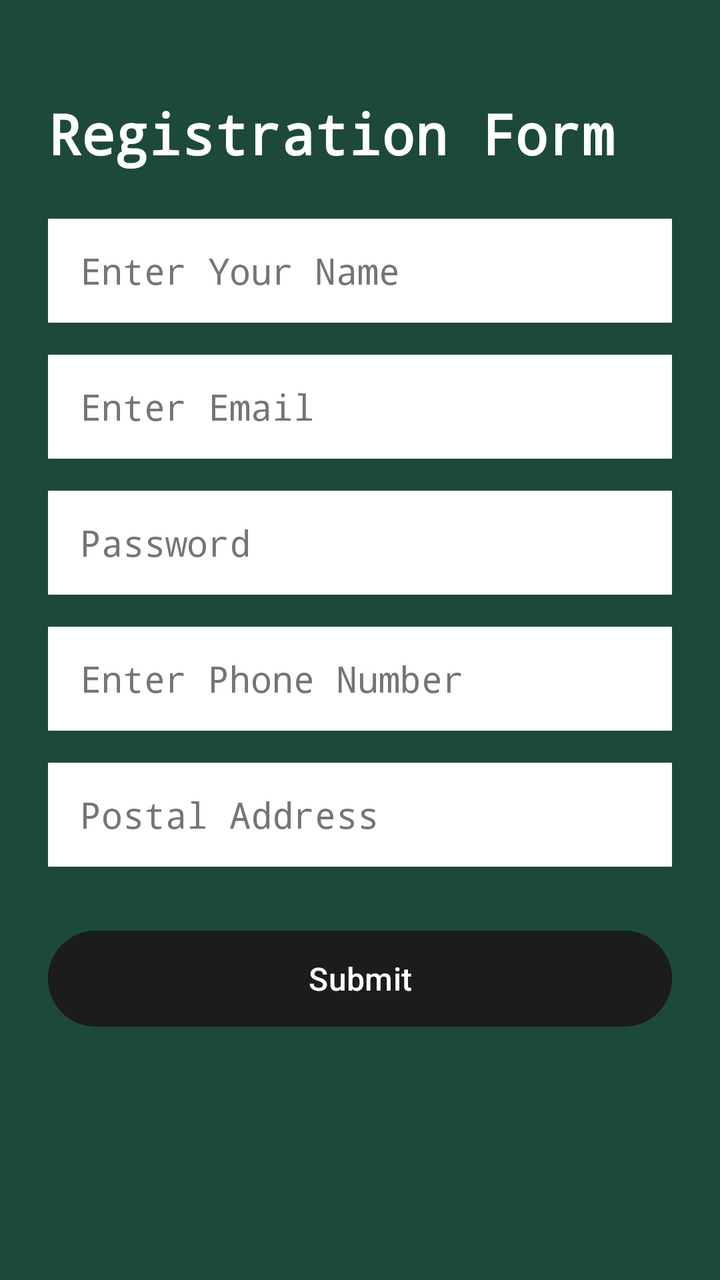
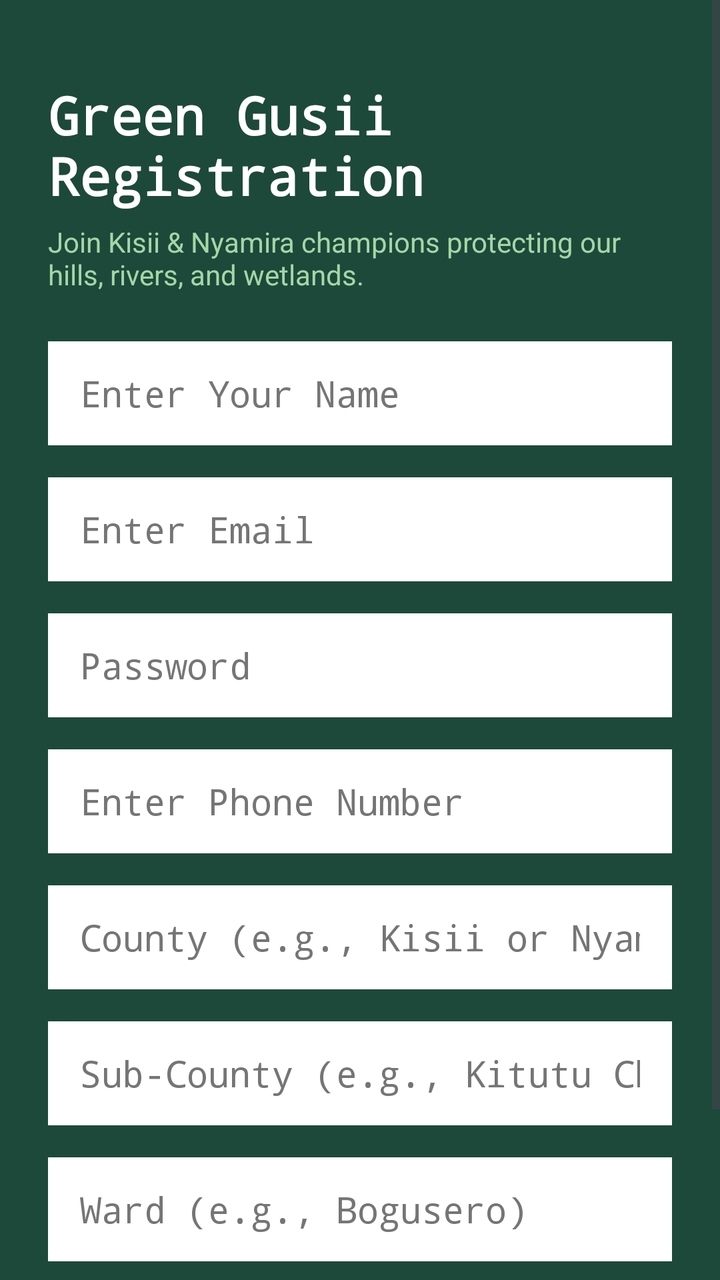

The first picture is an Android layout as it rendered before a commit; the second is the same layout after the commit. The layout source and the unified diff follow.
<!-- AndroidManifest.xml: application theme Theme.MyApplication -->
<!-- res/layout/activity_main.xml -->
<?xml version="1.0" encoding="utf-8"?>
<ScrollView xmlns:android="http://schemas.android.com/apk/res/android"
    xmlns:app="http://schemas.android.com/apk/res-auto"
    xmlns:tools="http://schemas.android.com/tools"
    android:layout_width="match_parent"
    android:layout_height="match_parent"
    android:background="#1D493A"
    android:fillViewport="true"
    tools:context=".MainActivity">

    <androidx.constraintlayout.widget.ConstraintLayout
        android:id="@+id/main"
        android:layout_width="match_parent"
        android:layout_height="wrap_content"
        android:background="#1D493A"
        android:padding="24dp">

        <TextView
            android:id="@+id/formTitle"
            android:layout_width="0dp"
            android:layout_height="wrap_content"
            android:layout_marginTop="24dp"
            android:fontFamily="monospace"
            android:text="Registration Form"
            android:textColor="#FFFFFF"
            android:textSize="28sp"
            android:textStyle="bold"
            app:layout_constraintEnd_toEndOf="parent"
            app:layout_constraintStart_toStartOf="parent"
            app:layout_constraintTop_toTopOf="parent" />

        <EditText
            android:id="@+id/editTextText"
            android:layout_width="0dp"
            android:layout_height="52dp"
            android:layout_marginTop="24dp"
            android:background="#FFFFFF"
            android:fontFamily="monospace"
            android:hint="Enter Your Name"
            android:imeOptions="actionNext"
            android:inputType="textPersonName|textCapWords"
            android:paddingLeft="16dp"
            android:paddingRight="16dp"
            android:textColor="#1A1C1E"
            android:textColorHint="#757575"
            app:layout_constraintEnd_toEndOf="parent"
            app:layout_constraintStart_toStartOf="parent"
            app:layout_constraintTop_toBottomOf="@+id/formTitle" />

        <EditText
            android:id="@+id/editTextTextEmailAddress2"
            android:layout_width="0dp"
            android:layout_height="52dp"
            android:layout_marginTop="16dp"
            android:background="#FFFFFF"
            android:fontFamily="monospace"
            android:hint="Enter Email"
            android:imeOptions="actionNext"
            android:inputType="textEmailAddress"
            android:paddingLeft="16dp"
            android:paddingRight="16dp"
            android:textColor="#1A1C1E"
            android:textColorHint="#757575"
            app:layout_constraintEnd_toEndOf="parent"
            app:layout_constraintStart_toStartOf="parent"
            app:layout_constraintTop_toBottomOf="@+id/editTextText" />

        <EditText
            android:id="@+id/editTextTextPassword4"
            android:layout_width="0dp"
            android:layout_height="52dp"
            android:layout_marginTop="16dp"
            android:background="#FFFFFF"
            android:fontFamily="monospace"
            android:hint="Password"
            android:imeOptions="actionNext"
            android:inputType="textPassword"
            android:paddingLeft="16dp"
            android:paddingRight="16dp"
            android:textColor="#1A1C1E"
            android:textColorHint="#757575"
            app:layout_constraintEnd_toEndOf="parent"
            app:layout_constraintStart_toStartOf="parent"
            app:layout_constraintTop_toBottomOf="@+id/editTextTextEmailAddress2" />

        <EditText
            android:id="@+id/editTextPhone"
            android:layout_width="0dp"
            android:layout_height="52dp"
            android:layout_marginTop="16dp"
            android:background="#FFFFFF"
            android:fontFamily="monospace"
            android:hint="Enter Phone Number"
            android:imeOptions="actionNext"
            android:inputType="phone"
            android:paddingLeft="16dp"
            android:paddingRight="16dp"
            android:textColor="#1A1C1E"
            android:textColorHint="#757575"
            app:layout_constraintEnd_toEndOf="parent"
            app:layout_constraintStart_toStartOf="parent"
            app:layout_constraintTop_toBottomOf="@+id/editTextTextPassword4" />

        <EditText
            android:id="@+id/editTextTextPostalAddress"
            android:layout_width="0dp"
            android:layout_height="52dp"
            android:layout_marginTop="16dp"
            android:background="#FFFFFF"
            android:fontFamily="monospace"
            android:hint="Postal Address"
            android:imeOptions="actionDone"
            android:inputType="textPostalAddress"
            android:paddingLeft="16dp"
            android:paddingRight="16dp"
            android:textColor="#1A1C1E"
            android:textColorHint="#757575"
            app:layout_constraintEnd_toEndOf="parent"
            app:layout_constraintStart_toStartOf="parent"
            app:layout_constraintTop_toBottomOf="@+id/editTextPhone" />

        <Button
            android:id="@+id/button"
            android:layout_width="0dp"
            android:layout_height="56dp"
            android:layout_marginTop="28dp"
            android:backgroundTint="#1A1C1E"
            android:fontFamily="sans-serif-medium"
            android:text="Submit"
            android:textAllCaps="false"
            android:textColor="#FFFFFF"
            android:textSize="16sp"
            app:layout_constraintEnd_toEndOf="parent"
            app:layout_constraintStart_toStartOf="parent"
            app:layout_constraintTop_toBottomOf="@+id/editTextTextPostalAddress" />

        
        <LinearLayout
            android:id="@+id/summaryCard"
            android:layout_width="0dp"
            android:layout_height="wrap_content"
            android:layout_marginTop="24dp"
            android:background="#E8F5E9"
            android:orientation="vertical"
            android:padding="20dp"
            android:visibility="gone"
            app:layout_constraintEnd_toEndOf="parent"
            app:layout_constraintStart_toStartOf="parent"
            app:layout_constraintTop_toBottomOf="@+id/button">

            <TextView
                android:id="@+id/welcomeText"
                android:layout_width="match_parent"
                android:layout_height="wrap_content"
                android:fontFamily="serif"
                android:textColor="#1B5E20"
                android:textSize="20sp"
                android:textStyle="bold|italic" />

            <TextView
                android:id="@+id/detailsText"
                android:layout_width="match_parent"
                android:layout_height="wrap_content"
                android:layout_marginTop="12dp"
                android:fontFamily="monospace"
                android:lineSpacingExtra="6dp"
                android:textColor="#1A1C1E"
                android:textSize="14sp"
                android:textStyle="italic" />

        </LinearLayout>

    </androidx.constraintlayout.widget.ConstraintLayout>
</ScrollView>
<!-- resources referenced by this layout -->
<resources>
  <style name="Theme.MyApplication" parent="Base.Theme.MyApplication" />
  <style name="Base.Theme.MyApplication" parent="Theme.Material3.DayNight.NoActionBar">
          
          
      </style>
</resources>

<!-- the commit's change to res/layout/activity_main.xml (unified diff, before → after) -->
@@ -2,6 +2,7 @@
 <ScrollView xmlns:android="http://schemas.android.com/apk/res/android"
     xmlns:app="http://schemas.android.com/apk/res-auto"
     xmlns:tools="http://schemas.android.com/tools"
+    android:id="@+id/mainScrollView"
     android:layout_width="match_parent"
     android:layout_height="match_parent"
     android:background="#1D493A"
@@ -12,115 +13,163 @@
         android:id="@+id/main"
         android:layout_width="match_parent"
         android:layout_height="wrap_content"
-        android:background="#1D493A"
         android:padding="24dp">
 
         <TextView
             android:id="@+id/formTitle"
             android:layout_width="0dp"
             android:layout_height="wrap_content"
+            android:layout_marginTop="16dp"
+            android:fontFamily="monospace"
+            android:text="Green Gusii Registration"
+            android:textColor="#FFFFFF"
+            android:textSize="26sp"
+            android:textStyle="bold"
+            app:layout_constraintEnd_toEndOf="parent"
+            app:layout_constraintStart_toStartOf="parent"
+            app:layout_constraintTop_toTopOf="parent" />
+
+        <TextView
+            android:id="@+id/formSubtitle"
+            android:layout_width="0dp"
+            android:layout_height="wrap_content"
+            android:layout_marginTop="6dp"
+            android:fontFamily="sans-serif"
+            android:text="Join Kisii &amp; Nyamira champions protecting our hills, rivers, and wetlands."
+            android:textColor="#A5D6A7"
+            android:textSize="14sp"
+            app:layout_constraintEnd_toEndOf="parent"
+            app:layout_constraintStart_toStartOf="parent"
+            app:layout_constraintTop_toBottomOf="@+id/formTitle" />
+
+        <EditText
+            android:id="@+id/nameInput"
+            android:layout_width="0dp"
+            android:layout_height="52dp"
             android:layout_marginTop="24dp"
-            android:fontFamily="monospace"
-            android:text="Registration Form"
-            android:textColor="#FFFFFF"
-            android:textSize="28sp"
-            android:textStyle="bold"
-            app:layout_constraintEnd_toEndOf="parent"
-            app:layout_constraintStart_toStartOf="parent"
-            app:layout_constraintTop_toTopOf="parent" />
-
-        <EditText
-            android:id="@+id/editTextText"
-            android:layout_width="0dp"
-            android:layout_height="52dp"
-            android:layout_marginTop="24dp"
+            android:autofillHints="name"
             android:background="#FFFFFF"
             android:fontFamily="monospace"
             android:hint="Enter Your Name"
             android:imeOptions="actionNext"
             android:inputType="textPersonName|textCapWords"
-            android:paddingLeft="16dp"
-            android:paddingRight="16dp"
-            android:textColor="#1A1C1E"
-            android:textColorHint="#757575"
-            app:layout_constraintEnd_toEndOf="parent"
-            app:layout_constraintStart_toStartOf="parent"
-            app:layout_constraintTop_toBottomOf="@+id/formTitle" />
-
-        <EditText
-            android:id="@+id/editTextTextEmailAddress2"
-            android:layout_width="0dp"
-            android:layout_height="52dp"
-            android:layout_marginTop="16dp"
+            android:paddingHorizontal="16dp"
+            android:textColor="#1A1C1E"
+            android:textColorHint="#757575"
+            app:layout_constraintEnd_toEndOf="parent"
+            app:layout_constraintStart_toStartOf="parent"
+            app:layout_constraintTop_toBottomOf="@+id/formSubtitle" />
+
+        <EditText
+            android:id="@+id/emailInput"
+            android:layout_width="0dp"
+            android:layout_height="52dp"
+            android:layout_marginTop="16dp"
+            android:autofillHints="emailAddress"
             android:background="#FFFFFF"
             android:fontFamily="monospace"
             android:hint="Enter Email"
             android:imeOptions="actionNext"
             android:inputType="textEmailAddress"
-            android:paddingLeft="16dp"
-            android:paddingRight="16dp"
-            android:textColor="#1A1C1E"
-            android:textColorHint="#757575"
-            app:layout_constraintEnd_toEndOf="parent"
-            app:layout_constraintStart_toStartOf="parent"
-            app:layout_constraintTop_toBottomOf="@+id/editTextText" />
-
-        <EditText
-            android:id="@+id/editTextTextPassword4"
-            android:layout_width="0dp"
-            android:layout_height="52dp"
-            android:layout_marginTop="16dp"
+            android:paddingHorizontal="16dp"
+            android:textColor="#1A1C1E"
+            android:textColorHint="#757575"
+            app:layout_constraintEnd_toEndOf="parent"
+            app:layout_constraintStart_toStartOf="parent"
+            app:layout_constraintTop_toBottomOf="@+id/nameInput" />
+
+        <EditText
+            android:id="@+id/passwordInput"
+            android:layout_width="0dp"
+            android:layout_height="52dp"
+            android:layout_marginTop="16dp"
+            android:autofillHints="password"
             android:background="#FFFFFF"
             android:fontFamily="monospace"
             android:hint="Password"
             android:imeOptions="actionNext"
             android:inputType="textPassword"
-            android:paddingLeft="16dp"
-            android:paddingRight="16dp"
-            android:textColor="#1A1C1E"
-            android:textColorHint="#757575"
-            app:layout_constraintEnd_toEndOf="parent"
-            app:layout_constraintStart_toStartOf="parent"
-            app:layout_constraintTop_toBottomOf="@+id/editTextTextEmailAddress2" />
-
-        <EditText
-            android:id="@+id/editTextPhone"
-            android:layout_width="0dp"
-            android:layout_height="52dp"
-            android:layout_marginTop="16dp"
+            android:paddingHorizontal="16dp"
+            android:textColor="#1A1C1E"
+            android:textColorHint="#757575"
+            app:layout_constraintEnd_toEndOf="parent"
+            app:layout_constraintStart_toStartOf="parent"
+            app:layout_constraintTop_toBottomOf="@+id/emailInput" />
+
+        <EditText
+            android:id="@+id/phoneInput"
+            android:layout_width="0dp"
+            android:layout_height="52dp"
+            android:layout_marginTop="16dp"
+            android:autofillHints="phone"
             android:background="#FFFFFF"
             android:fontFamily="monospace"
             android:hint="Enter Phone Number"
             android:imeOptions="actionNext"
             android:inputType="phone"
-            android:paddingLeft="16dp"
-            android:paddingRight="16dp"
-            android:textColor="#1A1C1E"
-            android:textColorHint="#757575"
-            app:layout_constraintEnd_toEndOf="parent"
-            app:layout_constraintStart_toStartOf="parent"
-            app:layout_constraintTop_toBottomOf="@+id/editTextTextPassword4" />
-
-        <EditText
-            android:id="@+id/editTextTextPostalAddress"
-            android:layout_width="0dp"
-            android:layout_height="52dp"
-            android:layout_marginTop="16dp"
-            android:background="#FFFFFF"
-            android:fontFamily="monospace"
-            android:hint="Postal Address"
+            android:paddingHorizontal="16dp"
+            android:textColor="#1A1C1E"
+            android:textColorHint="#757575"
+            app:layout_constraintEnd_toEndOf="parent"
+            app:layout_constraintStart_toStartOf="parent"
+            app:layout_constraintTop_toBottomOf="@+id/passwordInput" />
+
+        <EditText
+            android:id="@+id/countyInput"
+            android:layout_width="0dp"
+            android:layout_height="52dp"
+            android:layout_marginTop="16dp"
+            android:autofillHints="postalAddress"
+            android:background="#FFFFFF"
+            android:fontFamily="monospace"
+            android:hint="County (e.g., Kisii or Nyamira)"
+            android:imeOptions="actionNext"
+            android:inputType="textCapWords"
+            android:paddingHorizontal="16dp"
+            android:textColor="#1A1C1E"
+            android:textColorHint="#757575"
+            app:layout_constraintEnd_toEndOf="parent"
+            app:layout_constraintStart_toStartOf="parent"
+            app:layout_constraintTop_toBottomOf="@+id/phoneInput" />
+
+        <EditText
+            android:id="@+id/subCountyInput"
+            android:layout_width="0dp"
+            android:layout_height="52dp"
+            android:layout_marginTop="16dp"
+            android:autofillHints="postalAddress"
+            android:background="#FFFFFF"
+            android:fontFamily="monospace"
+            android:hint="Sub-County (e.g., Kitutu Chache South)"
+            android:imeOptions="actionNext"
+            android:inputType="textCapWords"
+            android:paddingHorizontal="16dp"
+            android:textColor="#1A1C1E"
+            android:textColorHint="#757575"
+            app:layout_constraintEnd_toEndOf="parent"
+            app:layout_constraintStart_toStartOf="parent"
+            app:layout_constraintTop_toBottomOf="@+id/countyInput" />
+
+        <EditText
+            android:id="@+id/wardInput"
+            android:layout_width="0dp"
+            android:layout_height="52dp"
+            android:layout_marginTop="16dp"
+            android:autofillHints="postalAddress"
+            android:background="#FFFFFF"
+            android:fontFamily="monospace"
+            android:hint="Ward (e.g., Bogusero)"
             android:imeOptions="actionDone"
-            android:inputType="textPostalAddress"
-            android:paddingLeft="16dp"
-            android:paddingRight="16dp"
-            android:textColor="#1A1C1E"
-            android:textColorHint="#757575"
-            app:layout_constraintEnd_toEndOf="parent"
-            app:layout_constraintStart_toStartOf="parent"
-            app:layout_constraintTop_toBottomOf="@+id/editTextPhone" />
+            android:inputType="textCapWords"
+            android:paddingHorizontal="16dp"
+            android:textColor="#1A1C1E"
+            android:textColorHint="#757575"
+            app:layout_constraintEnd_toEndOf="parent"
+            app:layout_constraintStart_toStartOf="parent"
+            app:layout_constraintTop_toBottomOf="@+id/subCountyInput" />
 
         <Button
-            android:id="@+id/button"
+            android:id="@+id/submitButton"
             android:layout_width="0dp"
             android:layout_height="56dp"
             android:layout_marginTop="28dp"
@@ -132,9 +181,8 @@
             android:textSize="16sp"
             app:layout_constraintEnd_toEndOf="parent"
             app:layout_constraintStart_toStartOf="parent"
-            app:layout_constraintTop_toBottomOf="@+id/editTextTextPostalAddress" />
-
-        
+            app:layout_constraintTop_toBottomOf="@+id/wardInput" />
+
         <LinearLayout
             android:id="@+id/summaryCard"
             android:layout_width="0dp"
@@ -144,9 +192,10 @@
             android:orientation="vertical"
             android:padding="20dp"
             android:visibility="gone"
-            app:layout_constraintEnd_toEndOf="parent"
-            app:layout_constraintStart_toStartOf="parent"
-            app:layout_constraintTop_toBottomOf="@+id/button">
+            tools:visibility="visible"
+            app:layout_constraintEnd_toEndOf="parent"
+            app:layout_constraintStart_toStartOf="parent"
+            app:layout_constraintTop_toBottomOf="@+id/submitButton">
 
             <TextView
                 android:id="@+id/welcomeText"
@@ -168,6 +217,18 @@
                 android:textSize="14sp"
                 android:textStyle="italic" />
 
+            <Button
+                android:id="@+id/enterHubButton"
+                android:layout_width="match_parent"
+                android:layout_height="52dp"
+                android:layout_marginTop="16dp"
+                android:backgroundTint="#1B5E20"
+                android:fontFamily="sans-serif-medium"
+                android:text="Enter Green Gusii Hub →"
+                android:textAllCaps="false"
+                android:textColor="#FFFFFF"
+                android:textSize="15sp" />
+
         </LinearLayout>
 
     </androidx.constraintlayout.widget.ConstraintLayout>
